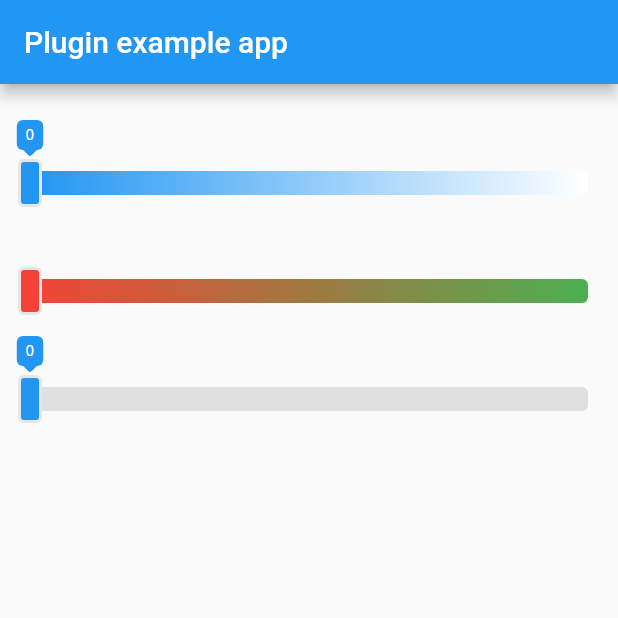
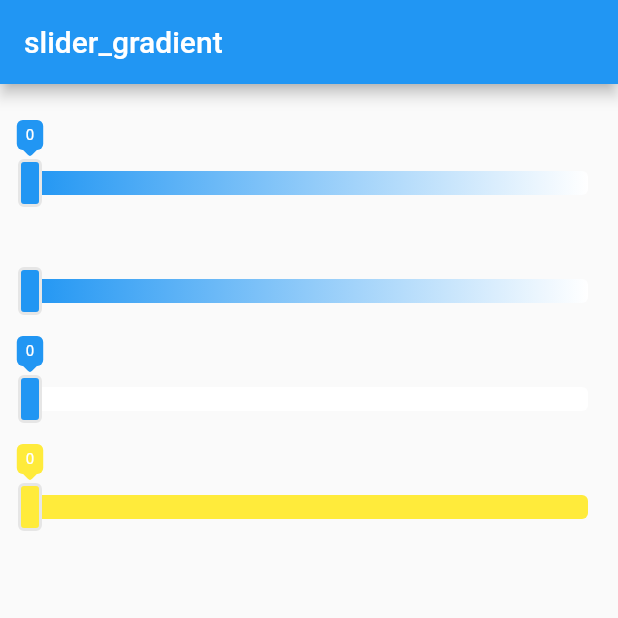
Before and after one commit to dilireba521/slider_gradient, a Flutter app: the screen it shows after launch, on a phone screen of 412 x 824 dp, the top half of it. Run offline on Flutter 3.47's test engine with Material 2 defaults, Android fonts, the phone set to English and light mode, and no system bars.

Commit message:
修改颜色传入方式，用colors代替beginColor,endColor

```diff
--- a/example/lib/main.dart
+++ b/example/lib/main.dart
@@ -14,19 +14,12 @@ class MyApp extends StatefulWidget {
 }
 
 class _MyAppState extends State<MyApp> {
-  String _platformVersion = 'Unknown';
-
-  @override
-  void initState() {
-    super.initState();
-  }
-
   @override
   Widget build(BuildContext context) {
     return MaterialApp(
       home: Scaffold(
         appBar: AppBar(
-          title: const Text('Plugin example app'),
+          title: const Text('slider_gradient'),
         ),
         body: Container(
             padding: EdgeInsets.all(20),
@@ -41,17 +34,29 @@ class _MyAppState extends State<MyApp> {
                 SizedBox(
                   height: 40,
                 ),
+                SliderGradient(),
+                SizedBox(
+                  height: 40,
+                ),
                 SliderGradient(
-                  beginColor: Colors.red,
-                  endColor: Colors.green,
+                  isGradientBg: false,
+                  isShowLabel: true,
                 ),
                 SizedBox(
                   height: 40,
                 ),
                 SliderGradient(
-                  isGradientBg: false,
-                  endColor: Colors.grey[300],
+                  onChangeEnd: (val) {
+                    print("object:${val.value}");
+                  },
+                  // isGradientBg: false,
                   isShowLabel: true,
+                  colors: [
+                    // Theme.of(context).primaryColor,
+                    // Colors.red,
+                    // Colors.green,
+                    Colors.yellow
+                  ],
                 )
               ],
             )),
--- a/lib/slider_gradient.dart
+++ b/lib/slider_gradient.dart
@@ -1,8 +1,3 @@
-// You have generated a new plugin project without
-// specifying the `--platforms` flag. A plugin project supports no platforms is generated.
-// To add platforms, run `flutter create -t plugin --platforms <platforms> .` under the same
-// directory. You can also find a detailed instruction on how to add platforms in the `pubspec.yaml` at https://flutter.dev/docs/development/packages-and-plugins/developing-packages#plugin-platforms.
-
 import 'dart:async';
 
 import 'dart:math';
@@ -12,19 +7,25 @@ import 'package:flutter/material.dart';
 import 'model/label_style.dart';
 import 'model/track_style.dart';
 
-typedef SliderChangeCallback(int val);
+typedef SliderChangeCallback(SliderData data);
 enum SliderLocation { left, right }
+enum ColorFromARGB { a, r, g, b }
+
+class SliderData {
+  SliderData({this.trackColor, this.value});
+  int value;
+  Color trackColor;
+}
 
 class SliderGradient extends StatefulWidget {
   SliderGradient(
       {Key key,
       this.label,
-      this.isGradientBg = true,
       this.trackStyle = const TrackStyle(),
       this.labelStyle = const LabelStyle(),
-      this.beginColor,
       this.sliderHeight,
-      this.endColor,
+      this.isGradientBg = true,
+      this.colors,
       this.min = 0,
       this.max = 100,
       this.isShowLabel = false,
@@ -58,11 +59,8 @@ class SliderGradient extends StatefulWidget {
   ///是否展示label
   bool isShowLabel;
 
-  ///渐变开始颜色
-  Color beginColor;
-
-  ///渐变结束颜色
-  Color endColor;
+  ///渐变色数组
+  List<Color> colors;
 
   /// label样式自定义;
   LabelStyle labelStyle;
@@ -87,10 +85,8 @@ class _SliderGradientState extends State<SliderGradient> {
   String label;
   Color labelFillColor;
   int initValue;
-  int min;
-  int max;
-  Color beginColor;
-  Color endColor;
+  Color _beginColor;
+  Color _endColor;
   Color _trackColor;
   Color _trackBorderColor = Color(0xffE6E6E6);
   double _leftLocation;
@@ -115,23 +111,28 @@ class _SliderGradientState extends State<SliderGradient> {
   void initData() {
     _primaryColor = Theme.of(context).primaryColor;
     sliderHeight = widget.sliderHeight ?? 16;
-    min = widget.min;
-    max = widget.max;
-    beginColor = widget.beginColor ?? _primaryColor;
-    endColor = widget.endColor ?? Color(0xffffffff);
-    labelFillColor = widget.labelStyle.fillColor ?? beginColor;
+    _beginColor = widget.colors?.first ?? _primaryColor;
+    _endColor = widget.colors?.last ?? Color(0xffffffff);
+
+    if (widget.colors == null) {
+      widget.colors = [_beginColor, _endColor];
+    }
+    labelFillColor = widget.labelStyle.fillColor ?? _beginColor;
     trackHeight = widget.trackStyle.height;
     trackWidth = widget.trackStyle.width;
     if (widget.isShowLabel)
       _isShowLabel = true;
     else
       _isShowLabel = false;
-    Future.delayed(Duration(milliseconds: 100), () {
-      //初始化位置
-      _leftLocation =
-          ((initValue - min) / (max - min)) * _sliderWidth - trackWidth / 2;
-      _getTrackColor();
-    });
+    if (_leftLocation == null) {
+      Future.delayed(Duration(milliseconds: 100), () {
+        //初始化位置
+        _leftLocation = ((initValue - widget.min) / (widget.max - widget.min)) *
+                _sliderWidth -
+            trackWidth / 2;
+        _getTrackColor();
+      });
+    }
   }
 
   ///水平移动track
@@ -161,44 +162,43 @@ class _SliderGradientState extends State<SliderGradient> {
 
   ///根据track当前位置返回对应数值
   void getTrackVal(double val) {
-    int _currentVal =
-        (((_leftLocation + trackWidth / 2) / _sliderWidth) * (max - min))
-            .ceil();
-    if (_currentVal <= min / 100) {
-      initValue = min;
-    } else if (_currentVal >= max - min * 101 / 100) {
-      initValue = max;
+    int _currentVal = (((_leftLocation + trackWidth / 2) / _sliderWidth) *
+            (widget.max - widget.min))
+        .ceil();
+    if (_currentVal <= widget.min / 100) {
+      initValue = widget.min;
+    } else if (_currentVal >= widget.max - widget.min * 101 / 100) {
+      initValue = widget.max;
     } else {
-      initValue = _currentVal + min;
+      initValue = _currentVal + widget.min;
     }
     _getTrackColor();
   }
 
   ///track颜色获取
   void _getTrackColor() {
-    if (!widget.isGradientBg) {
-      _trackColor = beginColor;
+    if (!widget.isGradientBg ||
+        widget.colors == null ||
+        widget.colors.length < 2) {
+      _trackColor = _beginColor;
       setState(() {});
       return;
     }
-    int _redVal = endColor.red - beginColor.red;
-    int _greenVal = endColor.green - beginColor.green;
-    int _blueVal = endColor.blue - beginColor.blue;
-    int _alphaVal = endColor.alpha - beginColor.alpha;
-
-    _trackColor = Color.fromARGB(
-      _lerpInt(_alphaVal, beginColor.alpha),
-      _lerpInt(_redVal, beginColor.red),
-      _lerpInt(_greenVal, beginColor.green),
-      _lerpInt(_blueVal, beginColor.blue),
-    );
+    double _percent = ((_leftLocation + trackWidth / 2) / _sliderWidth);
+    int _len = widget.colors?.length ?? 2;
+    _trackColor = _lerp(_len, _percent);
     setState(() {});
   }
 
-  int _lerpInt(int val, int beginVal) {
-    double _percent = ((_leftLocation + trackWidth / 2) / _sliderWidth);
-    if (_percent >= 1) _percent = 1;
-    return (_percent * val).toInt() + beginVal;
+  ///根据百分比求出前后颜色
+  Color _lerp(int len, double percent) {
+    int _denominator = len - 1;
+    int _num = 1;
+    while (_num / _denominator < percent) {
+      _num++;
+    }
+    return Color.lerp(widget.colors[_num - 1], widget.colors[_num],
+        ((percent - (_num - 1) / _denominator) * _denominator).toDouble());
   }
 
   ///label样式
@@ -214,10 +214,10 @@ class _SliderGradientState extends State<SliderGradient> {
     Color _color;
 
     if (location == SliderLocation.left) {
-      _color = beginColor;
+      _color = _beginColor;
       _width = _width > _sliderWidth ? _sliderWidth : _width;
     } else if (location == SliderLocation.right) {
-      _color = endColor;
+      _color = _endColor;
       _width = _sliderWidth - _width;
     }
     return ClipRRect(
@@ -228,6 +228,11 @@ class _SliderGradientState extends State<SliderGradient> {
         color: _color,
       ),
     );
+  }
+
+  ///获取当前参数添加到回调函数内
+  SliderData dataCallback() {
+    return SliderData(trackColor: _trackColor, value: initValue);
   }
 
   @override
@@ -246,17 +251,18 @@ class _SliderGradientState extends State<SliderGradient> {
             handleClick(val);
           },
           onTapUp: (val) {
-            if (widget.onChangeEnd != null) widget.onChangeEnd(initValue);
+            if (widget.onChangeEnd != null) widget.onChangeEnd(dataCallback());
           },
           onHorizontalDragStart: (val) {
-            if (widget.onChangeBegin != null) widget.onChangeBegin(initValue);
+            if (widget.onChangeBegin != null)
+              widget.onChangeBegin(dataCallback());
           },
           onHorizontalDragUpdate: (val) {
             moveHrizontal(val);
-            if (widget.onChange != null) widget.onChange(initValue);
+            if (widget.onChange != null) widget.onChange(dataCallback());
           },
           onHorizontalDragEnd: (val) {
-            if (widget.onChangeEnd != null) widget.onChangeEnd(initValue);
+            if (widget.onChangeEnd != null) widget.onChangeEnd(dataCallback());
           },
           child: Container(
             // duration: Duration(milliseconds: 100),
@@ -292,12 +298,12 @@ class _SliderGradientState extends State<SliderGradient> {
       decoration: BoxDecoration(
           borderRadius: BorderRadius.all(Radius.circular(_sliderBorderRadius)),
           gradient: widget.isGradientBg
-              ? LinearGradient(colors: [
-                  beginColor,
-                  endColor,
-                ])
+              ? LinearGradient(
+                  colors: widget.colors == null || widget.colors.length < 2
+                      ? [_beginColor, _endColor]
+                      : widget.colors)
               : null,
-          color: widget.isGradientBg ? null : endColor),
+          color: widget.isGradientBg ? null : _endColor),
       child: !widget.isGradientBg
           ? Row(
               children: [
@@ -320,7 +326,7 @@ class _SliderGradientState extends State<SliderGradient> {
                   duration: Duration(milliseconds: 100),
                   decoration: BoxDecoration(
                     borderRadius: BorderRadius.all(Radius.circular(4)),
-                    color: _trackColor ?? beginColor,
+                    color: _trackColor ?? _beginColor,
                     border: Border.all(color: _trackBorderColor, width: 2),
                   ),
                   width: trackWidth,
```
